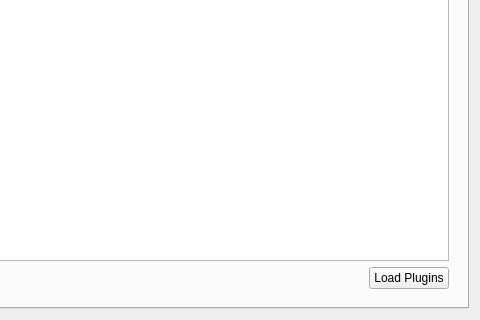
QupZilla/qupzilla, file src/preferences/pluginslist.ui: the form before one commit; both pictures show x 143 to 623 and y 142 to 462 of the 623 by 462 pixel window.
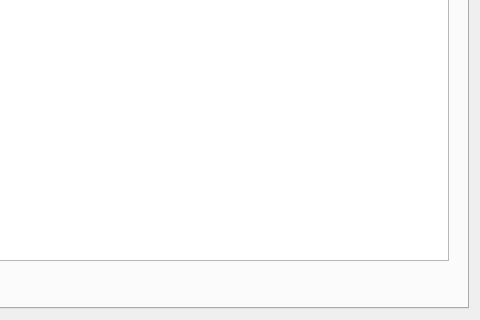
The form after the commit. Icons and pictures are not drawn.

Commit message: Edited build config to build libqupzilla and link to it afterwards. - edited plugins system - proper plugin loading / unloading - edited plugins interface

```diff
--- a/src/preferences/pluginslist.ui
+++ b/src/preferences/pluginslist.ui
@@ -79,23 +79,6 @@
               </property>
              </spacer>
             </item>
-            <item>
-             <widget class="QPushButton" name="butLoad">
-              <property name="sizePolicy">
-               <sizepolicy hsizetype="Fixed" vsizetype="Preferred">
-                <horstretch>0</horstretch>
-                <verstretch>0</verstretch>
-               </sizepolicy>
-              </property>
-              <property name="text">
-               <string>Load Plugins</string>
-              </property>
-              <property name="icon">
-               <iconset resource="../data/icons.qrc">
-                <normaloff>:/icons/faenza/reload.png</normaloff>:/icons/faenza/reload.png</iconset>
-              </property>
-             </widget>
-            </item>
            </layout>
           </item>
          </layout>
```
The commit also changes 19 other files.
